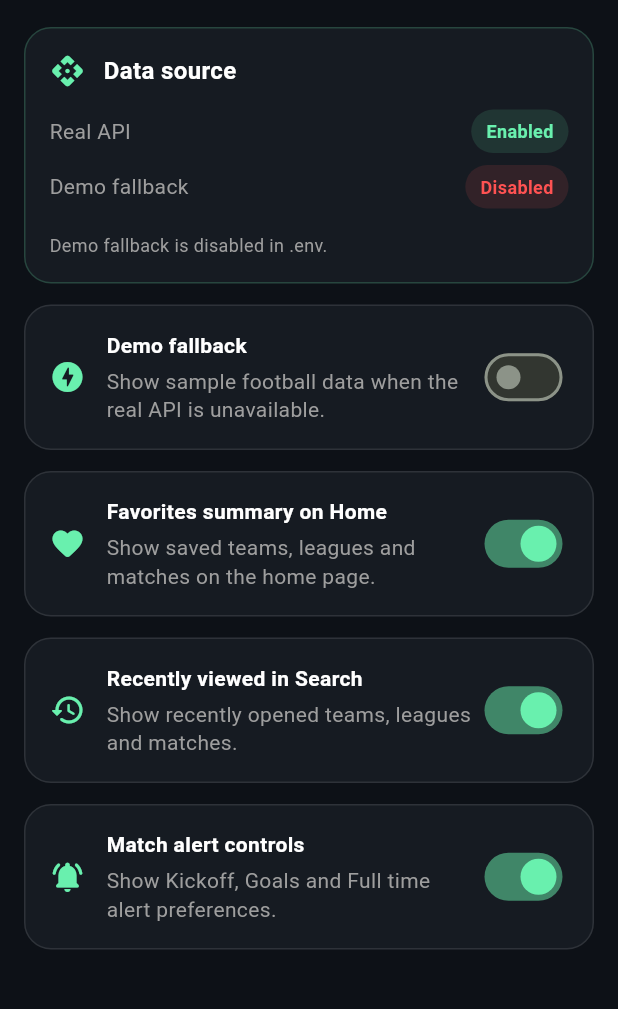
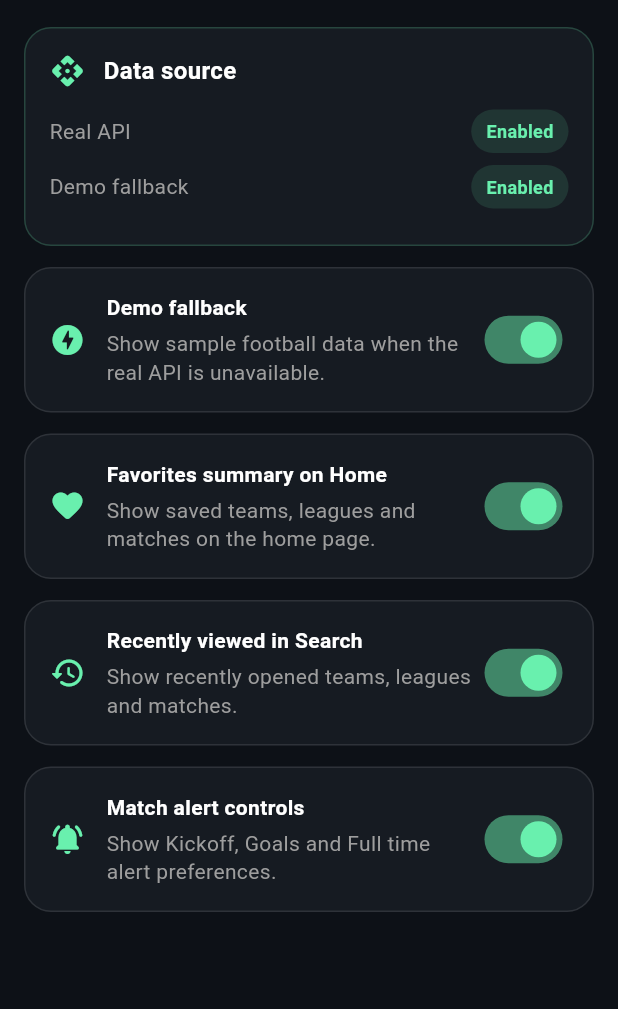
Before and after one commit to erfankeshavarz0085/football_results_app, a Flutter app: the screen it shows after launch, after a tap on the "refresh" icon, after a tap on the "settings" icon, on a phone screen of 412 x 824 dp, the part 225-1234 px from its top. Run offline on Flutter 3.47's test engine with Material 3 defaults, Android fonts, the phone set to English and light mode, and no system bars; our stand-ins replace cached_network_image, flutter_dotenv, shared_preferences; network calls fail.

Commit message:
feat: improve API fallback and app branding

```diff
--- a/lib/main.dart
+++ b/lib/main.dart
@@ -74,7 +74,7 @@ class FootballApp extends StatelessWidget {
 
         debugShowCheckedModeBanner: false,
 
-        title: "Football Results",
+        title: "ShootBall",
 
 
         theme: AppTheme.darkTheme,
--- a/lib/providers/app_settings_provider.dart
+++ b/lib/providers/app_settings_provider.dart
@@ -12,7 +12,7 @@ class AppSettingsProvider extends ChangeNotifier {
   bool showFavoritesOnHome = true;
   bool showRecentlyViewedInSearch = true;
   bool showMatchAlertControls = true;
-  bool demoFallbackEnabled = false;
+  bool demoFallbackEnabled = true;
   bool isLoaded = false;
 
   AppSettingsProvider(this._preferences) {
@@ -24,7 +24,7 @@ class AppSettingsProvider extends ChangeNotifier {
     showRecentlyViewedInSearch =
         _preferences.getBool(_showRecentSearchKey) ?? true;
     showMatchAlertControls = _preferences.getBool(_showMatchAlertsKey) ?? true;
-    demoFallbackEnabled = _preferences.getBool(_demoFallbackKey) ?? false;
+    demoFallbackEnabled = _preferences.getBool(_demoFallbackKey) ?? true;
     isLoaded = true;
 
     notifyListeners();
--- a/lib/utils/constants.dart
+++ b/lib/utils/constants.dart
@@ -25,7 +25,7 @@ class AppConstants {
   }
 
   static bool get demoFallbackEnabled {
-    return (dotenv.env['API_DEMO_FALLBACK_ENABLED'] ?? 'false').toLowerCase() ==
+    return (dotenv.env['API_DEMO_FALLBACK_ENABLED'] ?? 'true').toLowerCase() ==
         'true';
   }
 
```
Also changed, not shown: lib/services/api_service.dart (+20 -1 lines), lib/widgets/team_logo.dart (+48 -0 lines), 18 other files.
